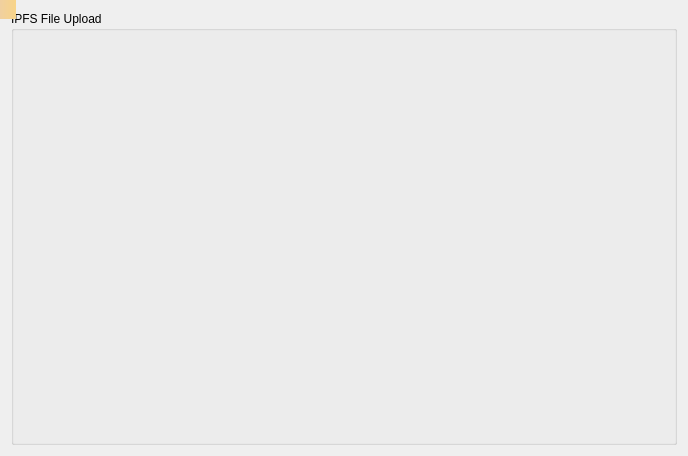
This is src/qt/forms/jupiter.ui in metaspartan/denarius as Qt 5 draws it before an edit. The edited form follows.
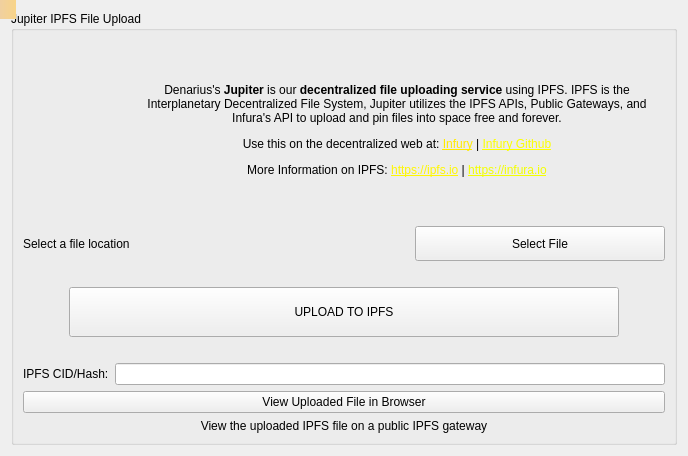
This is the edited form. Icons and pictures are not drawn.

The edit to the form file:
```diff
--- a/src/qt/forms/jupiter.ui
+++ b/src/qt/forms/jupiter.ui
@@ -29,9 +29,190 @@
       <bool>true</bool>
      </property>
      <property name="title">
-      <string>IPFS File Upload</string>
+      <string>Jupiter IPFS File Upload</string>
      </property>
-     <layout class="QVBoxLayout" name="verticalLayout_4"/>
+     <layout class="QGridLayout" name="gridLayout_2">
+      <item row="1" column="0">
+       <layout class="QVBoxLayout" name="verticalLayout_2">
+        <item>
+         <layout class="QHBoxLayout" name="horizontalLayout_2">
+          <property name="bottomMargin">
+           <number>20</number>
+          </property>
+          <item>
+           <widget class="QLabel" name="labelFile">
+            <property name="text">
+             <string>Select a file location</string>
+            </property>
+           </widget>
+          </item>
+          <item>
+           <widget class="QPushButton" name="filePushButton">
+            <property name="sizePolicy">
+             <sizepolicy hsizetype="Fixed" vsizetype="Fixed">
+              <horstretch>0</horstretch>
+              <verstretch>0</verstretch>
+             </sizepolicy>
+            </property>
+            <property name="minimumSize">
+             <size>
+              <width>250</width>
+              <height>35</height>
+             </size>
+            </property>
+            <property name="maximumSize">
+             <size>
+              <width>200</width>
+              <height>16777215</height>
+             </size>
+            </property>
+            <property name="text">
+             <string>Select File</string>
+            </property>
+           </widget>
+          </item>
+         </layout>
+        </item>
+        <item>
+         <layout class="QHBoxLayout" name="horizontalLayout_3">
+          <property name="bottomMargin">
+           <number>20</number>
+          </property>
+          <item>
+           <widget class="QPushButton" name="createPushButton">
+            <property name="sizePolicy">
+             <sizepolicy hsizetype="Fixed" vsizetype="Fixed">
+              <horstretch>0</horstretch>
+              <verstretch>0</verstretch>
+             </sizepolicy>
+            </property>
+            <property name="minimumSize">
+             <size>
+              <width>550</width>
+              <height>50</height>
+             </size>
+            </property>
+            <property name="text">
+             <string>UPLOAD TO IPFS</string>
+            </property>
+           </widget>
+          </item>
+         </layout>
+        </item>
+        <item>
+         <layout class="QHBoxLayout" name="horizontalLayout_6">
+          <item>
+           <widget class="QLabel" name="label">
+            <property name="text">
+             <string>IPFS CID/Hash:</string>
+            </property>
+           </widget>
+          </item>
+          <item>
+           <widget class="QLineEdit" name="lineEdit"/>
+          </item>
+         </layout>
+        </item>
+        <item>
+         <layout class="QHBoxLayout" name="View">
+          <item>
+           <layout class="QVBoxLayout" name="verticalLayout">
+            <item>
+             <widget class="QPushButton" name="checkButton">
+              <property name="enabled">
+               <bool>true</bool>
+              </property>
+              <property name="sizePolicy">
+               <sizepolicy hsizetype="Minimum" vsizetype="Fixed">
+                <horstretch>0</horstretch>
+                <verstretch>0</verstretch>
+               </sizepolicy>
+              </property>
+              <property name="minimumSize">
+               <size>
+                <width>255</width>
+                <height>0</height>
+               </size>
+              </property>
+              <property name="text">
+               <string>View Uploaded File in Browser</string>
+              </property>
+             </widget>
+            </item>
+            <item>
+             <widget class="QLabel" name="checkLabel">
+              <property name="enabled">
+               <bool>true</bool>
+              </property>
+              <property name="text">
+               <string>&lt;html&gt;&lt;head/&gt;&lt;body&gt;&lt;p&gt;View the uploaded IPFS file on a public IPFS gateway&lt;/p&gt;&lt;/body&gt;&lt;/html&gt;</string>
+              </property>
+              <property name="alignment">
+               <set>Qt::AlignCenter</set>
+              </property>
+              <property name="wordWrap">
+               <bool>true</bool>
+              </property>
+             </widget>
+            </item>
+           </layout>
+          </item>
+         </layout>
+        </item>
+       </layout>
+      </item>
+      <item row="0" column="0">
+       <layout class="QHBoxLayout" name="horizontalLayout">
+        <item>
+         <widget class="QLabel" name="jupitericon">
+          <property name="sizePolicy">
+           <sizepolicy hsizetype="Fixed" vsizetype="Preferred">
+            <horstretch>0</horstretch>
+            <verstretch>0</verstretch>
+           </sizepolicy>
+          </property>
+          <property name="minimumSize">
+           <size>
+            <width>100</width>
+            <height>0</height>
+           </size>
+          </property>
+          <property name="text">
+           <string/>
+          </property>
+          <property name="pixmap">
+           <pixmap resource="../bitcoin.qrc">:/icons/jupiter</pixmap>
+          </property>
+          <property name="scaledContents">
+           <bool>false</bool>
+          </property>
+          <property name="alignment">
+           <set>Qt::AlignCenter</set>
+          </property>
+         </widget>
+        </item>
+        <item>
+         <widget class="QLabel" name="label_2">
+          <property name="text">
+           <string>&lt;html&gt;&lt;head/&gt;&lt;body&gt;&lt;p align=&quot;center&quot;&gt;Denarius's &lt;span style=&quot; font-weight:600;&quot;&gt;Jupiter&lt;/span&gt; is our&lt;span style=&quot; font-weight:600;&quot;&gt; decentralized file uploading service&lt;/span&gt; using IPFS. IPFS is the Interplanetary Decentralized File System, Jupiter utilizes the IPFS APIs, Public Gateways, and Infura's API to upload and pin files into space free and forever.&lt;/p&gt;&lt;p align=&quot;center&quot;&gt;Use this on the decentralized web at: &lt;a href=&quot;https://ipfs.infura.io/ipfs/QmdfxKo6HVgnegahHCXn4X3HoMg7NR3LwCTjCAyxgmCZic&quot;&gt;&lt;span style=&quot; text-decoration: underline; color:#ffea00;&quot;&gt;Infury&lt;/span&gt;&lt;/a&gt; | &lt;a href=&quot;https://github.com/carsenk/infury&quot;&gt;&lt;span style=&quot; text-decoration: underline; color:#fbff00;&quot;&gt;Infury Github&lt;/span&gt;&lt;/a&gt;&lt;/p&gt;&lt;p align=&quot;center&quot;&gt;More Information on IPFS: &lt;a href=&quot;https://ipfs.io&quot;&gt;&lt;span style=&quot; text-decoration: underline; color:#fff700;&quot;&gt;https://ipfs.io&lt;/span&gt;&lt;/a&gt; | &lt;a href=&quot;https://infura.io&quot;&gt;&lt;span style=&quot; text-decoration: underline; color:#f3ff00;&quot;&gt;https://infura.io&lt;/span&gt;&lt;/a&gt;&lt;/p&gt;&lt;/body&gt;&lt;/html&gt;</string>
+          </property>
+          <property name="wordWrap">
+           <bool>true</bool>
+          </property>
+          <property name="margin">
+           <number>0</number>
+          </property>
+          <property name="indent">
+           <number>-1</number>
+          </property>
+          <property name="openExternalLinks">
+           <bool>true</bool>
+          </property>
+         </widget>
+        </item>
+       </layout>
+      </item>
+     </layout>
     </widget>
    </item>
   </layout>
```
Left out of the diff: 4 changed lines with no effect on the pictures.
